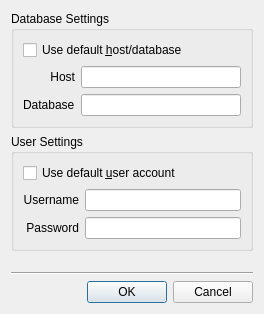
pwizard2/robojournal, file ui/dblogin.ui: the form before one commit.
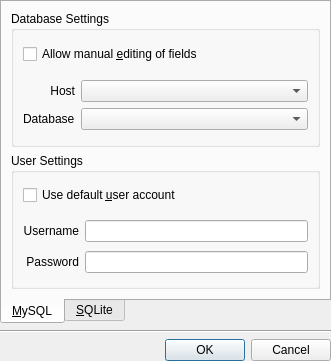
The form after the commit. Icons and pictures are not drawn.

```diff
--- a/ui/dblogin.ui
+++ b/ui/dblogin.ui
@@ -6,8 +6,8 @@
    <rect>
     <x>0</x>
     <y>0</y>
-    <width>264</width>
-    <height>314</height>
+    <width>331</width>
+    <height>361</height>
    </rect>
   </property>
   <property name="windowTitle">
@@ -17,21 +17,71 @@
    <iconset resource="../images.qrc">
     <normaloff>:/icons/robojournal-icon.png</normaloff>:/icons/robojournal-icon.png</iconset>
   </property>
+  <layout class="QVBoxLayout" name="verticalLayout_2">
+   <property name="leftMargin">
+    <number>0</number>
+   </property>
+   <property name="topMargin">
+    <number>0</number>
+   </property>
+   <property name="rightMargin">
+    <number>0</number>
+   </property>
+   <property name="bottomMargin">
+    <number>0</number>
+   </property>
+   <item>
+    <widget class="QTabWidget" name="tabWidget">
+     <property name="enabled">
+      <bool>true</bool>
+     </property>
+     <property name="tabPosition">
+      <enum>QTabWidget::South</enum>
+     </property>
+     <property name="currentIndex">
+      <number>0</number>
+     </property>
+     <widget class="QWidget" name="MySQLPage">
+      <attribute name="icon">
+       <iconset resource="../images.qrc">
+        <normaloff>:/icons/mysql_icon2.png</normaloff>:/icons/mysql_icon2.png</iconset>
+      </attribute>
+      <attribute name="title">
+       <string>&amp;MySQL</string>
+      </attribute>
   <layout class="QVBoxLayout" name="verticalLayout">
    <item>
     <widget class="QGroupBox" name="groupBox">
      <property name="title">
       <string>Database Settings</string>
      </property>
-     <layout class="QGridLayout" name="gridLayout">
-      <item row="0" column="0" colspan="2">
-       <widget class="QCheckBox" name="UseDBDefault">
+         <layout class="QVBoxLayout" name="verticalLayout_4">
+          <item>
+           <widget class="QCheckBox" name="AllowEditing">
         <property name="text">
-         <string>Use default &amp;host/database</string>
+             <string>Allow manual &amp;editing of fields</string>
         </property>
        </widget>
       </item>
-      <item row="1" column="0">
+          <item>
+           <spacer name="verticalSpacer">
+            <property name="orientation">
+             <enum>Qt::Vertical</enum>
+            </property>
+            <property name="sizeType">
+             <enum>QSizePolicy::Fixed</enum>
+            </property>
+            <property name="sizeHint" stdset="0">
+             <size>
+              <width>20</width>
+              <height>6</height>
+             </size>
+            </property>
+           </spacer>
+          </item>
+          <item>
+           <layout class="QGridLayout" name="gridLayout" columnstretch="0,1">
+            <item row="0" column="0">
        <widget class="QLabel" name="label">
         <property name="text">
          <string>Host</string>
@@ -41,30 +91,20 @@
         </property>
        </widget>
       </item>
-      <item row="1" column="1">
-       <widget class="QLineEdit" name="DBHost">
-        <property name="toolTip">
-         <string>&lt;!DOCTYPE HTML PUBLIC &quot;-//W3C//DTD HTML 4.0//EN&quot; &quot;http://www.w3.org/TR/REC-html40/strict.dtd&quot;&gt;
-&lt;html&gt;&lt;head&gt;&lt;meta name=&quot;qrichtext&quot; content=&quot;1&quot; /&gt;&lt;style type=&quot;text/css&quot;&gt;
-p, li { white-space: pre-wrap; }
-&lt;/style&gt;&lt;/head&gt;&lt;body style=&quot; font-family:'DejaVu Sans'; font-size:9pt; font-weight:400; font-style:normal;&quot;&gt;
-&lt;p style=&quot; margin-top:0px; margin-bottom:0px; margin-left:0px; margin-right:0px; -qt-block-indent:0; text-indent:0px;&quot;&gt;&lt;span style=&quot; font-family:'Sans'; font-size:9pt;&quot;&gt;Enter the domain or IP address of the server on which your journal database is stored. (e.g. example.com or 173.203.204.123) If the database is stored on this machine, type &lt;/span&gt;&lt;span style=&quot; font-family:'Sans'; font-size:9pt; font-style:italic;&quot;&gt;localhost&lt;/span&gt;&lt;span style=&quot; font-family:'Sans'; font-size:9pt;&quot;&gt; in this field.&lt;/span&gt;&lt;/p&gt;&lt;/body&gt;&lt;/html&gt;</string>
-        </property>
-       </widget>
-      </item>
-      <item row="2" column="0">
+            <item row="0" column="1">
+             <widget class="QComboBox" name="DBHost"/>
+            </item>
+            <item row="1" column="0">
        <widget class="QLabel" name="label_2">
         <property name="text">
          <string>Database</string>
         </property>
        </widget>
       </item>
-      <item row="2" column="1">
-       <widget class="QLineEdit" name="WhichDB">
-        <property name="toolTip">
-         <string>&lt;p&gt;Enter the name of the Database you want to connect to on &lt;b&gt;Host&lt;/b&gt;.&lt;/p&gt;</string>
-        </property>
-       </widget>
+            <item row="1" column="1">
+             <widget class="QComboBox" name="WhichDB"/>
+            </item>
+           </layout>
       </item>
      </layout>
     </widget>
@@ -88,7 +128,7 @@
         </property>
        </widget>
       </item>
-      <item row="1" column="0">
+          <item row="2" column="0">
        <widget class="QLabel" name="label_3">
         <property name="text">
          <string>Username</string>
@@ -98,14 +138,14 @@
         </property>
        </widget>
       </item>
-      <item row="1" column="1">
+          <item row="2" column="1">
        <widget class="QLineEdit" name="Username">
         <property name="toolTip">
          <string>&lt;p&gt;Enter the username that you want to use to connect to &lt;b&gt;Database&lt;/b&gt;@&lt;b&gt;Host&lt;/b&gt;.&lt;/p&gt;</string>
         </property>
        </widget>
       </item>
-      <item row="2" column="0">
+          <item row="3" column="0">
        <widget class="QLabel" name="label_4">
         <property name="text">
          <string>Password</string>
@@ -115,7 +155,7 @@
         </property>
        </widget>
       </item>
-      <item row="2" column="1">
+          <item row="3" column="1">
        <widget class="QLineEdit" name="Password">
         <property name="toolTip">
          <string>&lt;p&gt;Enter the password that goes with &lt;b&gt;Username&lt;/b&gt;.&lt;/p&gt;</string>
@@ -125,24 +165,49 @@
         </property>
        </widget>
       </item>
-     </layout>
-    </widget>
-   </item>
-   <item>
-    <spacer name="verticalSpacer">
+          <item row="1" column="0">
+           <spacer name="verticalSpacer_2">
      <property name="orientation">
       <enum>Qt::Vertical</enum>
      </property>
      <property name="sizeType">
-      <enum>QSizePolicy::Expanding</enum>
+             <enum>QSizePolicy::Fixed</enum>
      </property>
      <property name="sizeHint" stdset="0">
       <size>
        <width>20</width>
-       <height>14</height>
+              <height>6</height>
       </size>
      </property>
     </spacer>
+          </item>
+         </layout>
+        </widget>
+       </item>
+      </layout>
+     </widget>
+     <widget class="QWidget" name="SQLitePage">
+      <attribute name="icon">
+       <iconset resource="../images.qrc">
+        <normaloff>:/icons/sqlite_icon.png</normaloff>:/icons/sqlite_icon.png</iconset>
+      </attribute>
+      <attribute name="title">
+       <string>&amp;SQLite</string>
+      </attribute>
+      <layout class="QVBoxLayout" name="verticalLayout_3">
+       <item>
+        <widget class="QLabel" name="label_5">
+         <property name="text">
+          <string>Select database</string>
+         </property>
+        </widget>
+       </item>
+       <item>
+        <widget class="QListWidget" name="listWidget"/>
+       </item>
+      </layout>
+     </widget>
+    </widget>
    </item>
    <item>
     <widget class="Line" name="line">
```
Lines whose indentation alone changed are shown as unchanged.
